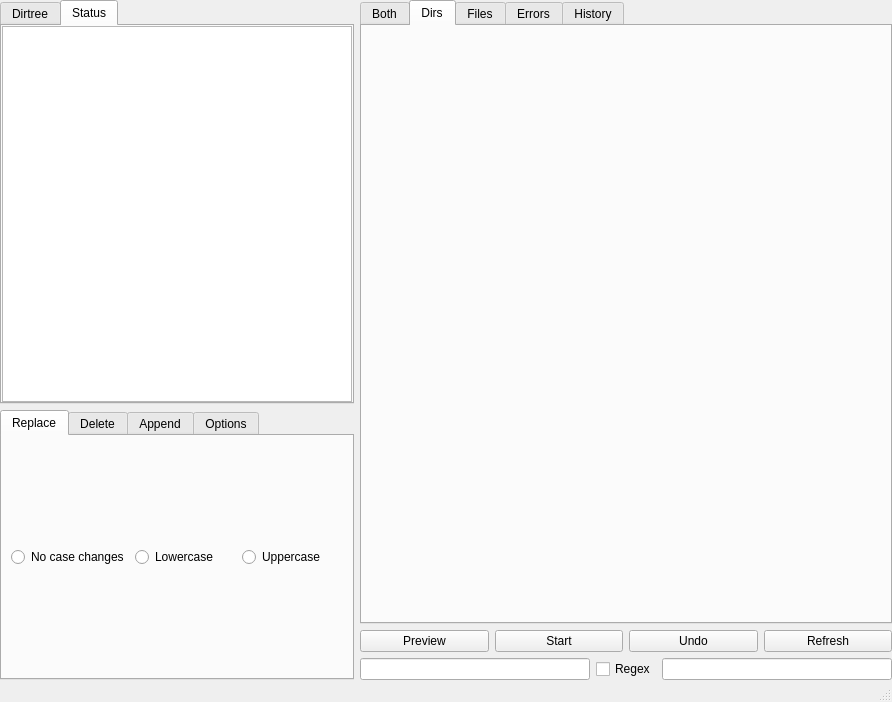
This is gui/filebrowser/filebrowser.ui in gmdfalk/60-days-of-python as Qt 5 draws it before an edit. The edited form follows.
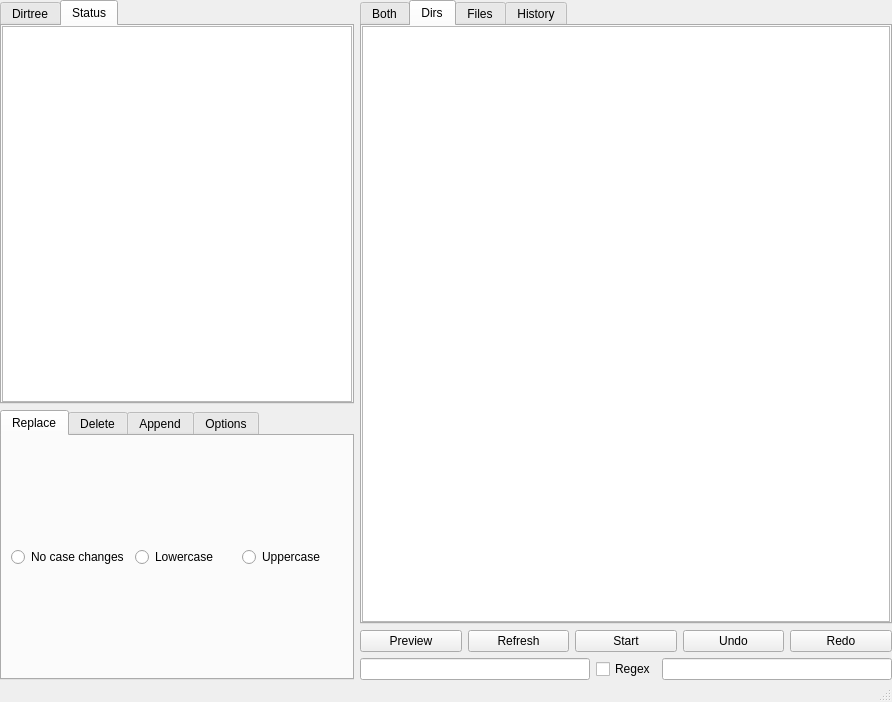
This is the edited form. The open tabs and pages were chosen to show the change.

The edit to the form file:
```diff
--- a/gui/filebrowser/filebrowser.ui
+++ b/gui/filebrowser/filebrowser.ui
@@ -191,16 +191,27 @@
            <attribute name="title">
             <string>Dirs</string>
            </attribute>
+           <layout class="QHBoxLayout" name="dirslayout">
+            <property name="margin">
+             <number>0</number>
+            </property>
+            <item>
+             <widget class="QListView" name="dirslist"/>
+            </item>
+           </layout>
           </widget>
           <widget class="QWidget" name="files_tab">
            <attribute name="title">
             <string>Files</string>
            </attribute>
-          </widget>
-          <widget class="QWidget" name="error_tab">
-           <attribute name="title">
-            <string>Errors</string>
-           </attribute>
+           <layout class="QHBoxLayout" name="fileslayout">
+            <property name="margin">
+             <number>0</number>
+            </property>
+            <item>
+             <widget class="QListView" name="fileslist"/>
+            </item>
+           </layout>
           </widget>
           <widget class="QWidget" name="history_tab">
            <attribute name="title">
@@ -218,6 +229,13 @@
             </property>
            </widget>
           </item>
+          <item>
+           <widget class="QPushButton" name="refreshbutton">
+            <property name="text">
+             <string>Refresh</string>
+            </property>
+           </widget>
+          </item>
           <item>
            <widget class="QPushButton" name="startbutton">
             <property name="text">
@@ -233,9 +251,9 @@
            </widget>
           </item>
           <item>
-           <widget class="QPushButton" name="refreshbutton">
+           <widget class="QPushButton" name="redobutton">
             <property name="text">
-             <string>Refresh</string>
+             <string>Redo</string>
             </property>
            </widget>
           </item>
```
Left out of the diff: 26 changed lines with no effect on the pictures.
